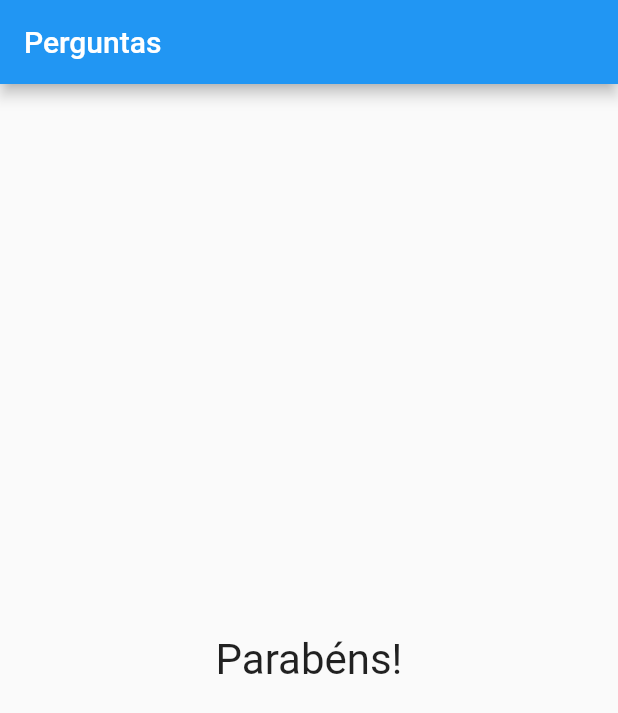
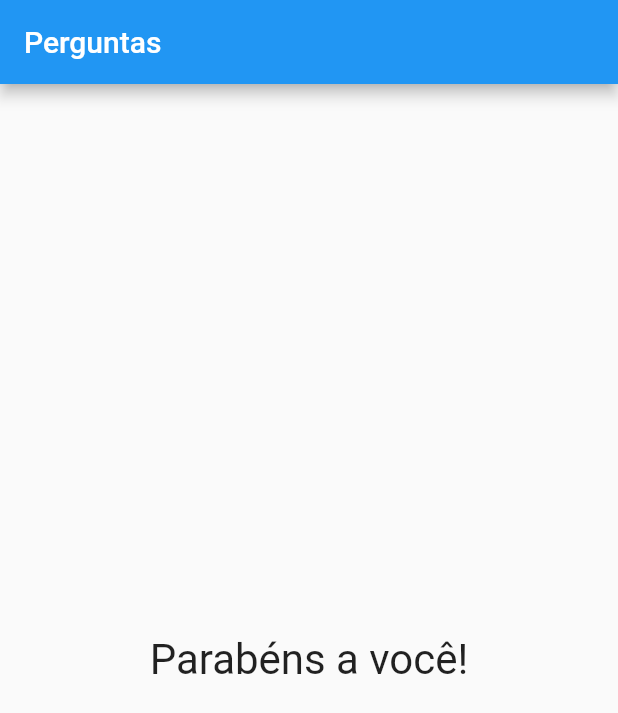
Before and after one commit to MoellerDoug/projeto_perguntas, a Flutter app: the screen it shows after launch, after a tap on "Norte", after a tap on "Cerveja", after a tap on "São Paulo", on a phone screen of 412 x 824 dp. Shown: the top 713 px of the screen. Run offline on Flutter 3.47's test engine with Material 2 defaults, Android fonts, the phone set to English and light mode, and no system bars.

Commit message:
- Desenvolvido componente para encapsular as perguntas e o resultado, diminuindo a árvore principal do app;

```diff
--- a/lib/main.dart
+++ b/lib/main.dart
@@ -1,6 +1,6 @@
 import 'package:flutter/material.dart';
-import 'package:projeto_perguntas/questao.dart';
-import 'package:projeto_perguntas/resposta.dart';
+import 'package:projeto_perguntas/resultado.dart';
+import 'package:projeto_perguntas/questionario.dart';
 
 main() => runApp(PerguntaApp());
 
@@ -38,26 +38,18 @@ class _PerguntaAppState extends State<PerguntaApp> {
   @override
   Widget build(BuildContext context) {
 
-    List<String> respostas = temPerguntaSelecionada
-        ? _perguntas[_perguntaSelecionada]['respostas']
-        : null;
-
     return MaterialApp(
         home: Scaffold(
           appBar: AppBar(
             title: Text('Perguntas'),
           ),
-          body: temPerguntaSelecionada ? Column(
-            children: <Widget>[
-              Questao(_perguntas[_perguntaSelecionada]['texto']),
-              ...respostas.map((r) => Resposta(r, _responder)).toList(),
-            ],
-          ) : Center(
-            child: Text(
-              'Parabéns!',
-              style: TextStyle(fontSize: 28),
-            ),
-          ),
+          body: temPerguntaSelecionada
+              ? Questionario(
+                  perguntas: _perguntas,
+                  perguntaSelecionada: _perguntaSelecionada,
+                  responder: _responder
+              )
+              : Resultado(),
         )
     );
   }
--- /dev/null
+++ b/lib/questionario.dart
@@ -0,0 +1,33 @@
+import 'package:flutter/material.dart';
+import 'package:projeto_perguntas/questao.dart';
+import 'package:projeto_perguntas/resposta.dart';
+
+class Questionario extends StatelessWidget {
+
+  final List<Map<String, Object>> perguntas;
+  final int perguntaSelecionada;
+  final void Function() responder;
+
+  Questionario({
+    @required this.perguntas,
+    @required this.perguntaSelecionada,
+    @required this.responder,
+  });
+
+  bool get temPerguntaSelecionada {
+    return perguntaSelecionada < perguntas.length;
+  }
+
+  @override
+  Widget build(BuildContext context) {
+    List<String> respostas = temPerguntaSelecionada
+        ? perguntas[perguntaSelecionada]['respostas']
+        : null;
+    return Column(
+      children: <Widget>[
+        Questao(perguntas[perguntaSelecionada]['texto']),
+        ...respostas.map((r) => Resposta(r, responder)).toList(),
+      ],
+    );
+  }
+}
--- /dev/null
+++ b/lib/resultado.dart
@@ -0,0 +1,13 @@
+import 'package:flutter/material.dart';
+
+class Resultado extends StatelessWidget {
+  @override
+  Widget build(BuildContext context) {
+    return Center(
+      child: Text(
+        'Parabéns a você!',
+        style: TextStyle(fontSize: 28),
+      ),
+    );
+  }
+}
```
